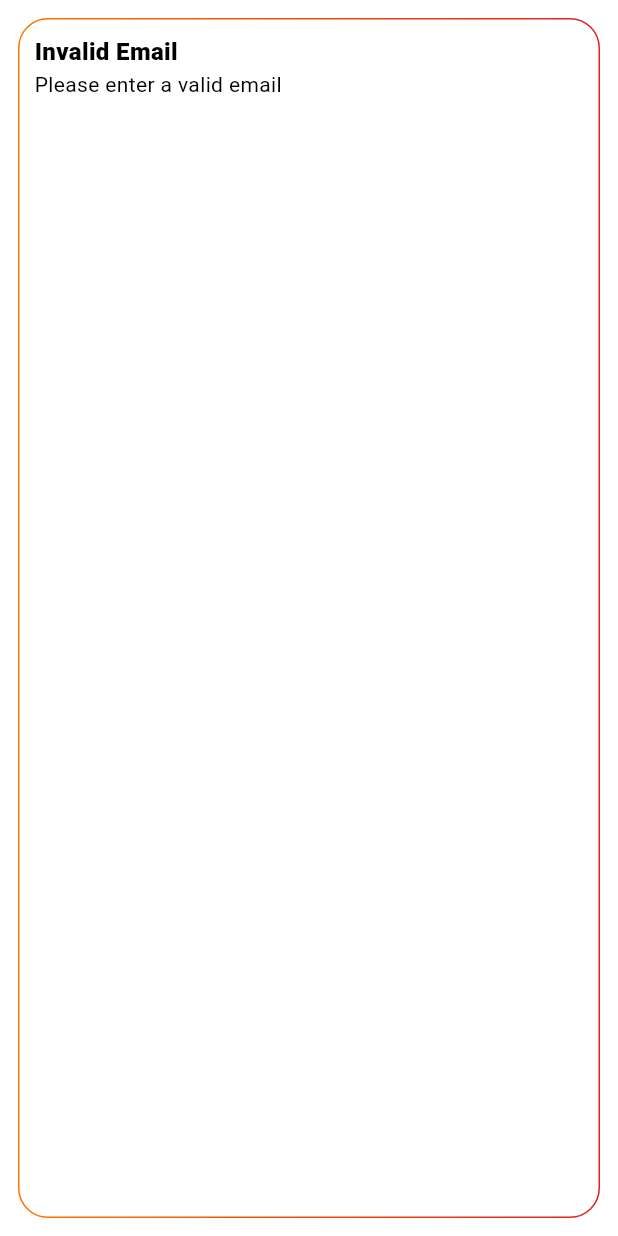
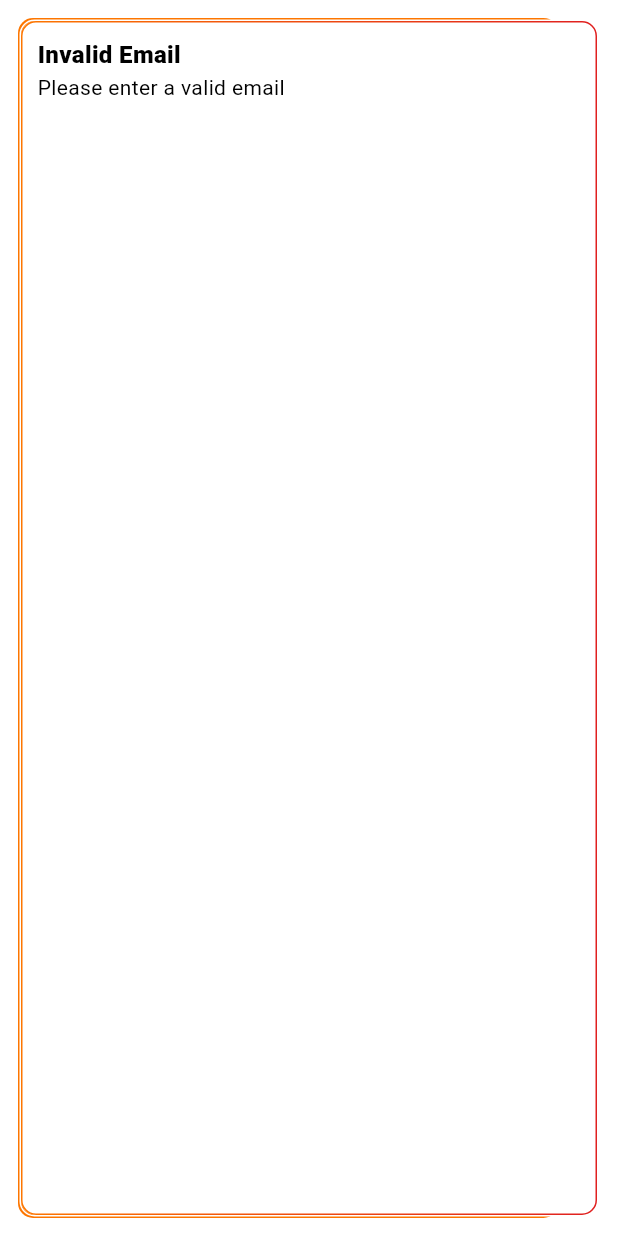
Before and after one commit to DisNetDev/fishroom, a Flutter app: the screen it shows after launch, after a tap on "Continue", on a phone screen of 412 x 824 dp. Run offline on Flutter 3.47's test engine with Material 3 defaults, Android fonts, the phone set to English and light mode, and no system bars; drawn by our look-alikes of toastification; our stand-ins replace cached_network_image, fl_chart, flutter_bloc, flutter_dotenv, flutter_image_compress, flutter_secure_storage and 12 more; accounts and stored records are empty; network calls fail.

Commit message:
edited some design and fixed payments

```diff
--- a/lib/core/usecases/show_toast.dart
+++ b/lib/core/usecases/show_toast.dart
@@ -3,6 +3,7 @@ import 'package:fishroom/core/usecases/is_dark_mode.dart';
 import 'package:flutter/material.dart';
 import 'package:gradient_borders/gradient_borders.dart';
 import 'package:toastification/toastification.dart';
+import 'dart:async';
 
 void showToast(
   BuildContext context, {
@@ -10,30 +11,23 @@ void showToast(
   String? description,
   required ToastType toastType,
 }) {
+  Duration autoCloseDuration = Duration(seconds: 5);
+  if (toastType == ToastType.error) {
+    autoCloseDuration = Duration(seconds: 15);
+  }
+
+  // Add a timer to manage the countdown
+
   toastification.showCustom(
+    dismissDirection: DismissDirection.horizontal,
     alignment: Alignment.bottomCenter,
-    autoCloseDuration: const Duration(seconds: 5),
+    autoCloseDuration: autoCloseDuration,
     builder: (BuildContext context, ToastificationItem holder) {
-      return Container(
-        padding: const EdgeInsets.all(10),
-        decoration: BoxDecoration(
-            borderRadius: BorderRadius.circular(20),
-            border: GradientBoxBorder(gradient: toastType.gradient),
-            color: isDarkMode(context) ? Colors.black : Colors.white),
-        child: Column(
-          crossAxisAlignment: CrossAxisAlignment.stretch,
-          children: [
-            Text(
-              title,
-              style: kHeading1TextStyle,
-            ),
-            if (description != null)
-              Text(
-                description,
-                style: kPlainTextStyle,
-              )
-          ],
-        ),
+      return CountdownToast(
+        duration: autoCloseDuration - Duration(seconds: 1),
+        title: title,
+        description: description,
+        toastType: toastType,
       );
     },
   );
@@ -48,3 +42,100 @@ enum ToastType {
   final LinearGradient gradient;
   const ToastType(this.gradient);
 }
+
+class CountdownToast extends StatefulWidget {
+  const CountdownToast({
+    super.key,
+    required this.duration,
+    required this.title,
+    required this.description,
+    required this.toastType,
+  });
+
+  final Duration duration;
+  final String title;
+  final String? description;
+  final ToastType toastType;
+
+  @override
+  State<CountdownToast> createState() => _CountdownToastState();
+}
+
+class _CountdownToastState extends State<CountdownToast> {
+  Duration get duration => widget.duration;
+  String get title => widget.title;
+  String? get description => widget.description;
+  ToastType get toastType => widget.toastType;
+
+  int countdown = 0;
+
+  double get borderRadius => 10;
+
+  @override
+  void initState() {
+    super.initState();
+    countdown = duration.inMilliseconds;
+    Timer.periodic(Duration(milliseconds: 10), (timer) {
+      if (countdown <= 0) {
+        timer.cancel();
+      } else {
+        setState(() {
+          countdown -= 10;
+        });
+      }
+    });
+  }
+
+  @override
+  Widget build(BuildContext context) {
+    return Stack(
+      alignment: Alignment.center,
+      children: [
+        Positioned.fill(
+          bottom: 0,
+          child: LinearProgressIndicator(
+            borderRadius: BorderRadius.circular(borderRadius),
+            value: countdown / duration.inMilliseconds,
+            backgroundColor: Colors.transparent,
+            valueColor: AlwaysStoppedAnimation(toastType.gradient.colors.first),
+          ),
+        ),
+        Container(
+          decoration: BoxDecoration(
+            borderRadius: BorderRadius.circular(borderRadius),
+            border: Border.all(color: Colors.transparent),
+          ),
+          child: Container(
+            decoration: BoxDecoration(
+              borderRadius: BorderRadius.circular(borderRadius),
+              border: Border.all(
+                  color: isDarkMode(context) ? Colors.black : Colors.white),
+            ),
+            child: Container(
+              padding: const EdgeInsets.all(10),
+              decoration: BoxDecoration(
+                  borderRadius: BorderRadius.circular(borderRadius),
+                  border: GradientBoxBorder(gradient: toastType.gradient),
+                  color: isDarkMode(context) ? Colors.black : Colors.white),
+              child: Column(
+                crossAxisAlignment: CrossAxisAlignment.stretch,
+                children: [
+                  Text(
+                    title,
+                    style: kHeading1TextStyle,
+                  ),
+                  if (description != null)
+                    Text(
+                      description!,
+                      style: kPlainTextStyle,
+                    )
+                ],
+              ),
+            ),
+          ),
+        ),
+        // Countdown border
+      ],
+    );
+  }
+}
--- a/lib/features/app/cubit/app_cubit.dart
+++ b/lib/features/app/cubit/app_cubit.dart
@@ -214,10 +214,10 @@ class AppCubit extends HydratedCubit<AppState> {
   Future<void> upgradeUserToPro() async {
     try {
       if (state.user != null) {
-        _supabaseRepository.update(
+        await _supabaseRepository.update(
             tableName: Table.users.tableName,
             json: {Table.users.premium: true},
-            conditionalColumn: id,
+            conditionalColumn: Table.users.id,
             condition: state.user!.uuid);
         emit(state.copyWith(user: state.user!.copyWith(premium: true)));
       }
--- a/pubspec.yaml
+++ b/pubspec.yaml
@@ -2,7 +2,7 @@ name: fishroom
 description: "Fishroom is an app for aquarium hobbyists to keep track of their
   fish and tanks."
 publish_to: "none"
-version: 1.0.0+16
+version: 1.0.0+17
 
 environment:
   sdk: ">=3.3.3 <4.0.0"
```
Also changed, not shown: lib/features/IAP/iap_service.dart (+6 -2 lines), lib/features/bug_report/views/thank_you.dart (+9 -3 lines), lib/features/upgrade/views/upgrade_to_pro.dart (+26 -3 lines).
